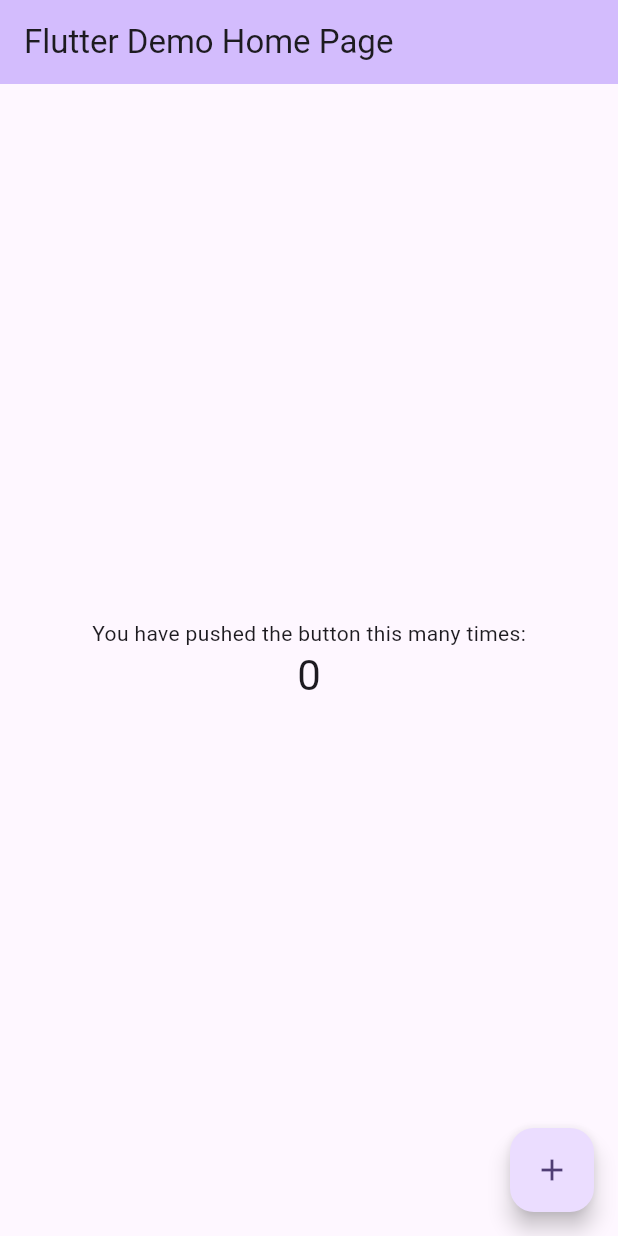
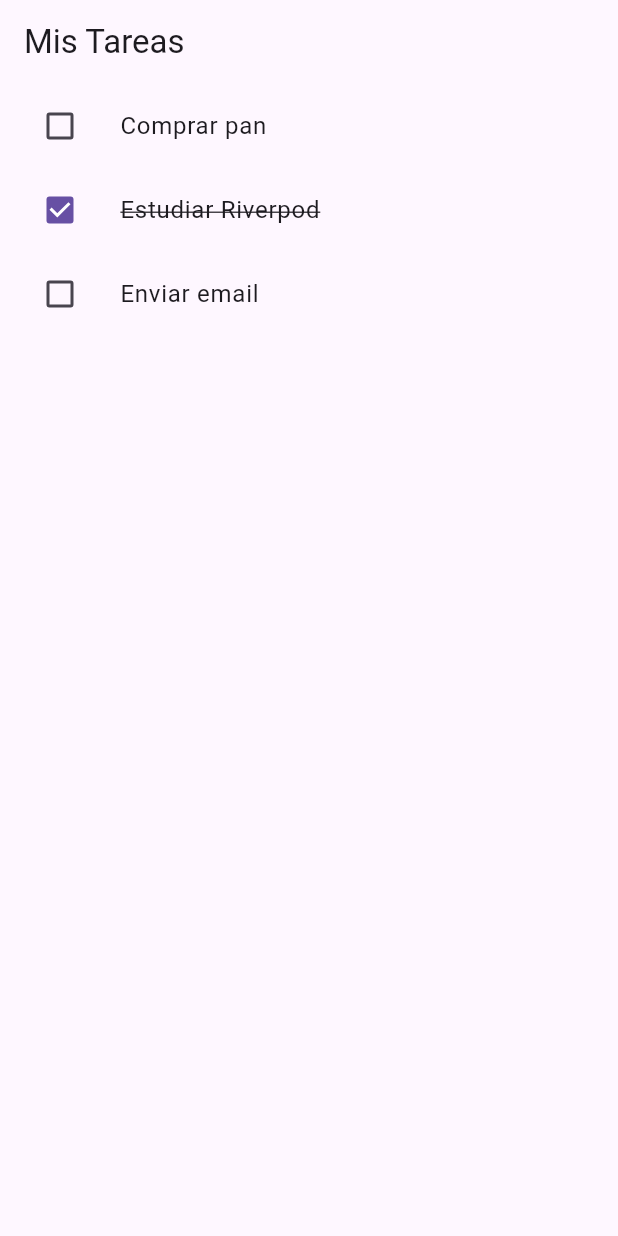
Before and after one commit to WCNosliwsys/ListaTareas, a Flutter app: the screen it shows after launch, on a phone screen of 412 x 824 dp. Run offline on Flutter 3.47's test engine with Material 3 defaults, Android fonts, the phone set to English and light mode, and no system bars.

Commit message:
feat:maqueta base de lista de tareas

```diff
--- a/lib/main.dart
+++ b/lib/main.dart
@@ -7,119 +7,49 @@ void main() {
 class MyApp extends StatelessWidget {
   const MyApp({super.key});
 
-  // This widget is the root of your application.
   @override
   Widget build(BuildContext context) {
     return MaterialApp(
-      title: 'Flutter Demo',
+      title: 'Lista de Tareas',
       theme: ThemeData(
-        // This is the theme of your application.
-        //
-        // TRY THIS: Try running your application with "flutter run". You'll see
-        // the application has a purple toolbar. Then, without quitting the app,
-        // try changing the seedColor in the colorScheme below to Colors.green
-        // and then invoke "hot reload" (save your changes or press the "hot
-        // reload" button in a Flutter-supported IDE, or press "r" if you used
-        // the command line to start the app).
-        //
-        // Notice that the counter didn't reset back to zero; the application
-        // state is not lost during the reload. To reset the state, use hot
-        // restart instead.
-        //
-        // This works for code too, not just values: Most code changes can be
-        // tested with just a hot reload.
-        colorScheme: ColorScheme.fromSeed(seedColor: Colors.deepPurple),
-        useMaterial3: true,
+        primarySwatch: Colors.blue,
       ),
-      home: const MyHomePage(title: 'Flutter Demo Home Page'),
+      home: const TaskPage(),
     );
   }
 }
 
-class MyHomePage extends StatefulWidget {
-  const MyHomePage({super.key, required this.title});
-
-  // This widget is the home page of your application. It is stateful, meaning
-  // that it has a State object (defined below) that contains fields that affect
-  // how it looks.
-
-  // This class is the configuration for the state. It holds the values (in this
-  // case the title) provided by the parent (in this case the App widget) and
-  // used by the build method of the State. Fields in a Widget subclass are
-  // always marked "final".
-
-  final String title;
-
-  @override
-  State<MyHomePage> createState() => _MyHomePageState();
-}
-
-class _MyHomePageState extends State<MyHomePage> {
-  int _counter = 0;
-
-  void _incrementCounter() {
-    setState(() {
-      // This call to setState tells the Flutter framework that something has
-      // changed in this State, which causes it to rerun the build method below
-      // so that the display can reflect the updated values. If we changed
-      // _counter without calling setState(), then the build method would not be
-      // called again, and so nothing would appear to happen.
-      _counter++;
-    });
-  }
+class TaskPage extends StatelessWidget {
+  const TaskPage({super.key});
 
   @override
   Widget build(BuildContext context) {
-    // This method is rerun every time setState is called, for instance as done
-    // by the _incrementCounter method above.
-    //
-    // The Flutter framework has been optimized to make rerunning build methods
-    // fast, so that you can just rebuild anything that needs updating rather
-    // than having to individually change instances of widgets.
+    final List<Map<String, dynamic>> tasks = [
+      {'title': 'Comprar pan', 'isCompleted': false},
+      {'title': 'Estudiar Riverpod', 'isCompleted': true},
+      {'title': 'Enviar email', 'isCompleted': false},
+    ];
+
     return Scaffold(
-      appBar: AppBar(
-        // TRY THIS: Try changing the color here to a specific color (to
-        // Colors.amber, perhaps?) and trigger a hot reload to see the AppBar
-        // change color while the other colors stay the same.
-        backgroundColor: Theme.of(context).colorScheme.inversePrimary,
-        // Here we take the value from the MyHomePage object that was created by
-        // the App.build method, and use it to set our appbar title.
-        title: Text(widget.title),
+      appBar: AppBar(title: const Text('Mis Tareas')),
+      body: ListView.builder(
+        itemCount: tasks.length,
+        itemBuilder: (context, index) {
+          final task = tasks[index];
+          return ListTile(
+            leading: Checkbox(
+              value: task['isCompleted'],
+              onChanged: (value) {},
+            ),
+            title: Text(
+              task['title']!,
+              style: TextStyle(
+                decoration: task['isCompleted']! ? TextDecoration.lineThrough : TextDecoration.none,
+              ),
+            ),
+          );
+        },
       ),
-      body: Center(
-        // Center is a layout widget. It takes a single child and positions it
-        // in the middle of the parent.
-        child: Column(
-          // Column is also a layout widget. It takes a list of children and
-          // arranges them vertically. By default, it sizes itself to fit its
-          // children horizontally, and tries to be as tall as its parent.
-          //
-          // Column has various properties to control how it sizes itself and
-          // how it positions its children. Here we use mainAxisAlignment to
-          // center the children vertically; the main axis here is the vertical
-          // axis because Columns are vertical (the cross axis would be
-          // horizontal).
-          //
-          // TRY THIS: Invoke "debug painting" (choose the "Toggle Debug Paint"
-          // action in the IDE, or press "p" in the console), to see the
-          // wireframe for each widget.
-          mainAxisAlignment: MainAxisAlignment.center,
-          children: <Widget>[
-            const Text(
-              'You have pushed the button this many times:',
-            ),
-            Text(
-              '$_counter',
-              style: Theme.of(context).textTheme.headlineMedium,
-            ),
-          ],
-        ),
-      ),
-      floatingActionButton: FloatingActionButton(
-        onPressed: _incrementCounter,
-        tooltip: 'Increment',
-        child: const Icon(Icons.add),
-      ), // This trailing comma makes auto-formatting nicer for build methods.
     );
   }
 }
```
